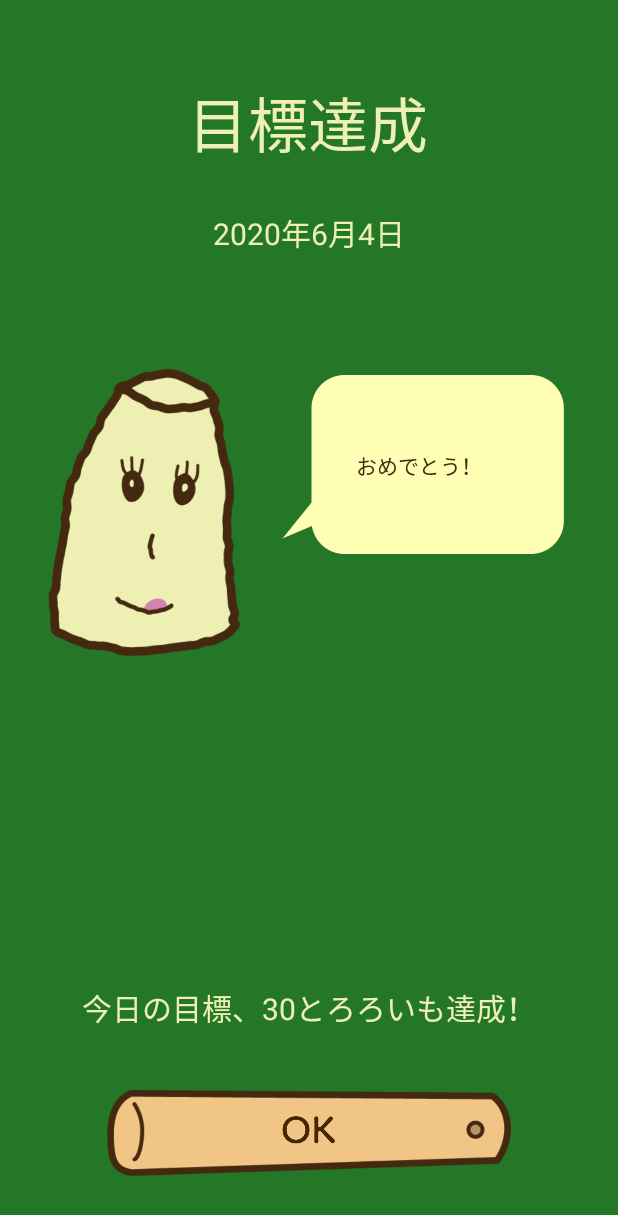
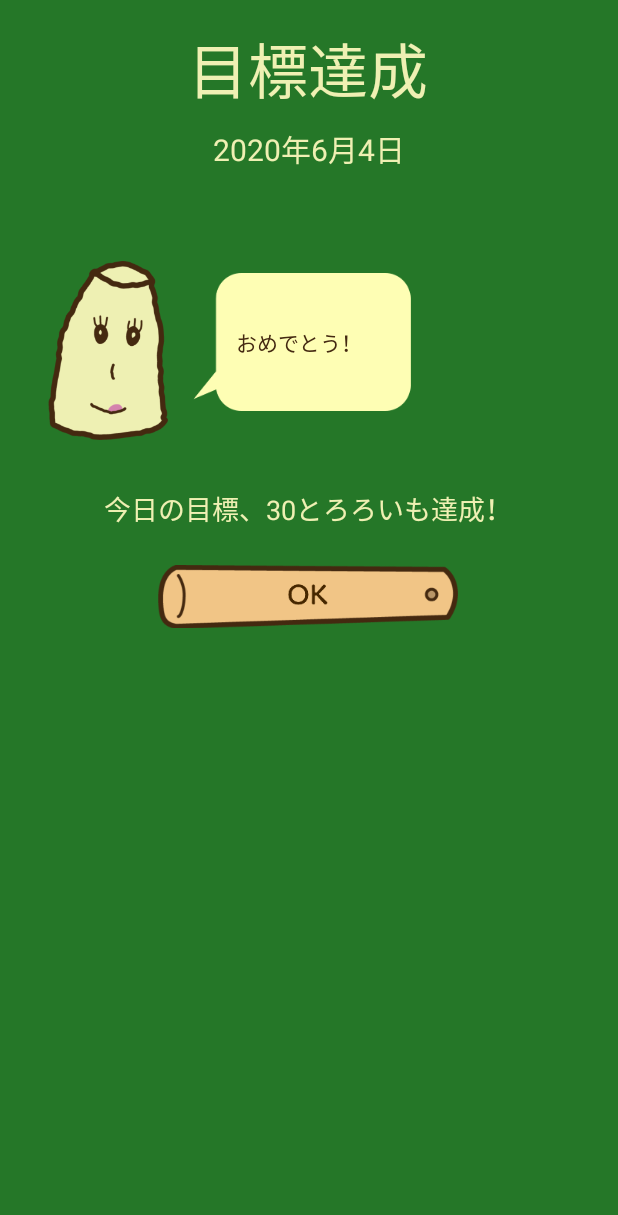
Before and after one commit to Aogon/Tororoimo, an Android app: the layout dialog_quota.xml on its own in the app's theme, with its tools: preview values and no code run, on a phone screen of 412 x 824 dp. Shown: the top 1215 px of the screen. Run offline under Robolectric (Android 15) with nearby library versions, the light colour scheme and no system bars.

Commit message:
[add]ダイアログのレイアウトの改善

```diff
--- a/app/src/main/res/layout/dialog_quota.xml
+++ b/app/src/main/res/layout/dialog_quota.xml
@@ -10,7 +10,7 @@
         android:id="@+id/textView6"
         android:layout_width="wrap_content"
         android:layout_height="wrap_content"
-        android:layout_marginTop="52dp"
+        android:layout_marginTop="16dp"
         android:text="目標達成"
         android:textColor="@color/tororoColor"
         android:textSize="40sp"
@@ -23,7 +23,7 @@
         android:id="@+id/textView8"
         android:layout_width="wrap_content"
         android:layout_height="wrap_content"
-        android:layout_marginTop="28dp"
+        android:layout_marginTop="8dp"
         android:text="2020年6月4日"
         android:textColor="@color/tororoColor"
         android:textSize="20sp"
@@ -36,7 +36,9 @@
         android:layout_width="wrap_content"
         android:layout_height="wrap_content"
         android:layout_marginStart="32dp"
-        android:layout_marginTop="76dp"
+        android:layout_marginTop="60dp"
+        android:adjustViewBounds="true"
+        android:maxWidth="80dp"
         app:layout_constraintStart_toStartOf="parent"
         app:layout_constraintTop_toBottomOf="@+id/textView8"
         app:srcCompat="@drawable/tororoimo_ai" />
@@ -45,9 +47,11 @@
         android:id="@+id/imageView6"
         android:layout_width="wrap_content"
         android:layout_height="wrap_content"
-        android:layout_marginTop="80dp"
-        android:layout_marginEnd="36dp"
-        app:layout_constraintEnd_toEndOf="parent"
+        android:layout_marginStart="12dp"
+        android:layout_marginTop="68dp"
+        android:adjustViewBounds="true"
+        android:maxWidth="150dp"
+        app:layout_constraintStart_toEndOf="@+id/imageView5"
         app:layout_constraintTop_toBottomOf="@+id/textView8"
         app:srcCompat="@drawable/fukidashi" />
 
@@ -66,22 +70,27 @@
         android:id="@+id/textView9"
         android:layout_width="wrap_content"
         android:layout_height="wrap_content"
-        android:layout_marginBottom="40dp"
+        android:layout_marginTop="32dp"
         android:text="今日の目標、30とろろいも達成！"
         android:textColor="@color/tororoColor"
-        android:textSize="20sp"
-        app:layout_constraintBottom_toTopOf="@+id/imageButton"
+        android:textSize="18sp"
         app:layout_constraintEnd_toEndOf="parent"
-        app:layout_constraintStart_toStartOf="parent" />
+        app:layout_constraintHorizontal_bias="0.496"
+        app:layout_constraintStart_toStartOf="parent"
+        app:layout_constraintTop_toBottomOf="@+id/imageView5" />
 
     <ImageButton
         android:id="@+id/imageButton"
         android:layout_width="wrap_content"
         android:layout_height="wrap_content"
-        android:layout_marginBottom="40dp"
+        android:layout_marginTop="24dp"
+        android:adjustViewBounds="true"
         android:background="@null"
-        app:layout_constraintBottom_toBottomOf="parent"
+        android:maxWidth="200dp"
+        android:scaleType="centerCrop"
         app:layout_constraintEnd_toEndOf="parent"
+        app:layout_constraintHorizontal_bias="0.497"
         app:layout_constraintStart_toStartOf="parent"
+        app:layout_constraintTop_toBottomOf="@+id/textView9"
         app:srcCompat="@drawable/ok_button" />
 </androidx.constraintlayout.widget.ConstraintLayout>
```
